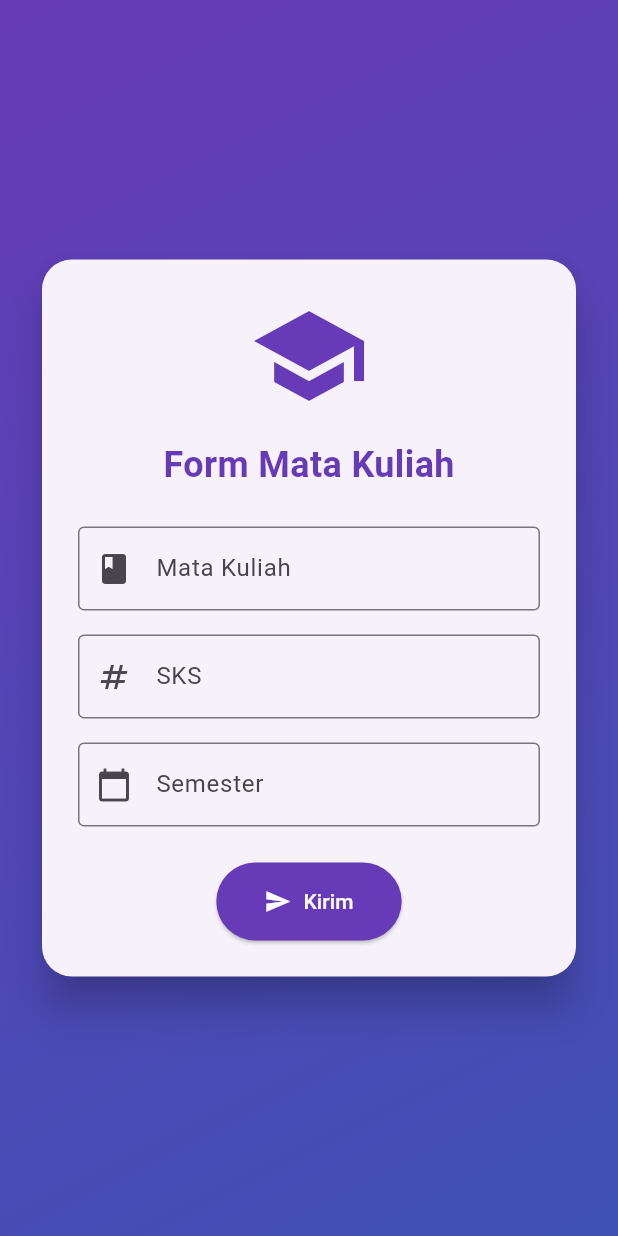
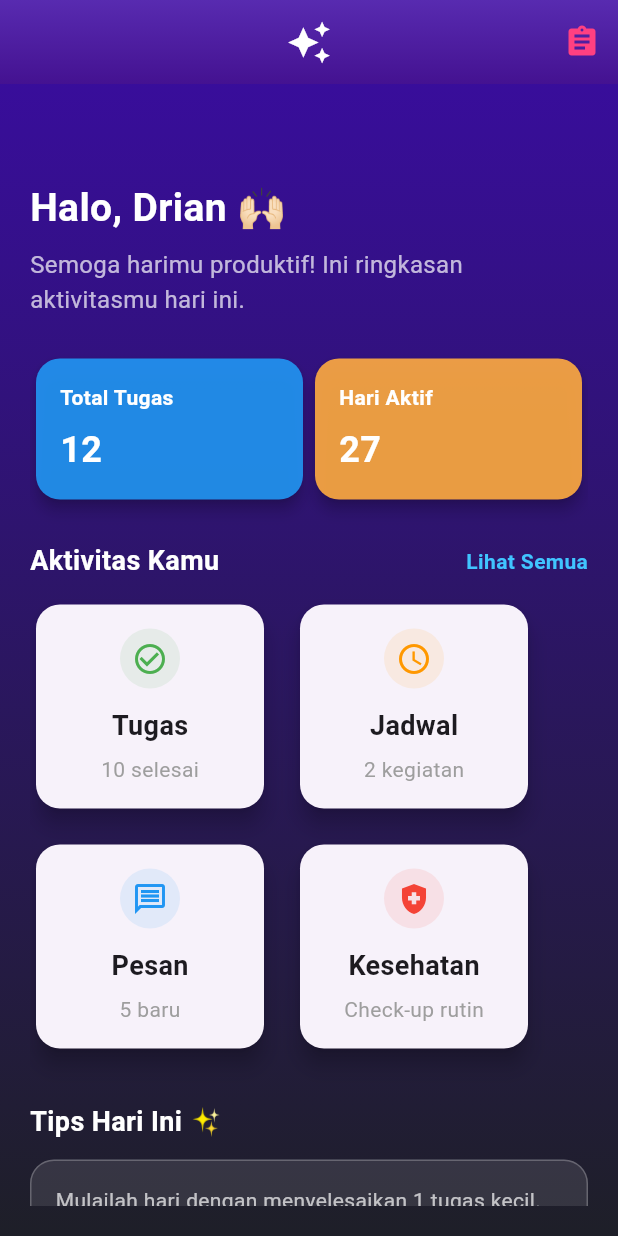
Before and after one commit to driannn4/Mobile-Programming-1-, a Flutter app: the screen it shows after launch, on a phone screen of 412 x 824 dp. Run offline on Flutter 3.47's test engine with Material 3 defaults, Android fonts, the phone set to English and light mode, and no system bars.

Commit message:
🔧 Refactor App Drian UI: polished gradient background & improved AppBar clarity

```diff
--- /dev/null
+++ b/lib/dashboard_screen.dart
@@ -0,0 +1,186 @@
+import 'package:flutter/material.dart';
+import 'dart:ui';
+import 'widget/mini_stat_card.dart';
+import '/widget/animated_dashboard_card.dart';
+
+class DashboardScreen extends StatelessWidget {
+  const DashboardScreen({super.key});
+
+  @override
+  Widget build(BuildContext context) {
+    return Scaffold(
+      extendBodyBehindAppBar: true,
+      appBar: AppBar(
+        backgroundColor: Colors.transparent, // Transparan untuk AppBar
+        elevation: 0,
+        flexibleSpace: ClipRRect(
+          child: BackdropFilter(
+            filter: ImageFilter.blur(sigmaX: 10, sigmaY: 10),
+            child: Container(
+              decoration: BoxDecoration(
+                gradient: LinearGradient(
+                  colors: [
+                    Color(0xAA673AB7), // Ungu lebih gelap (bagian bawah body)
+                    Color(0xAA4A148C), // Ungu muda cerah (bagian atas body)
+                  ],
+                  begin: Alignment.topCenter,
+                  end: Alignment.bottomCenter,
+                ),
+              ),
+            ),
+          ),
+        ),
+        title: Icon(
+          Icons.auto_awesome,
+          size: 30,
+          color: Colors.white, // Warna ikon AppBar putih
+        ),
+        centerTitle: true,
+        actions: [
+          // Ganti ikon kanan jadi ikon project seperti assignment
+          IconButton(
+            icon: const Icon(Icons.assignment, color: Colors.pinkAccent),
+            onPressed: () {},
+          ),
+        ],
+      ),
+      body: Container(
+        decoration: const BoxDecoration(
+          gradient: LinearGradient(
+            begin: Alignment.topCenter,
+            end: Alignment.bottomCenter,
+            colors: [
+              Color(0xFF3A0CA3), // Ungu terang (bagian atas body)
+              Color(0xFF1E1F28), // Biru gelap (bagian bawah body)
+            ],
+          ),
+        ),
+        child: Padding(
+          padding: const EdgeInsets.only(top: 120, left: 20, right: 20, bottom: 20),
+          child: SingleChildScrollView(
+            child: Column(
+              crossAxisAlignment: CrossAxisAlignment.start,
+              children: [
+                const Text(
+                  'Halo, Drian 🙌🏻',
+                  style: TextStyle(
+                    fontSize: 26,
+                    fontWeight: FontWeight.bold,
+                    color: Colors.white,
+                  ),
+                ),
+                const SizedBox(height: 8),
+                const Text(
+                  'Semoga harimu produktif! Ini ringkasan aktivitasmu hari ini.',
+                  style: TextStyle(fontSize: 16, color: Colors.white70),
+                ),
+                const SizedBox(height: 24),
+
+                Row(
+                  mainAxisAlignment: MainAxisAlignment.spaceBetween,
+                  children: const [
+                    MiniStatCard(
+                      title: 'Total Tugas',
+                      value: '12',
+                      color: Colors.blue,
+                      textColor: Colors.white,
+                    ),
+                    MiniStatCard(
+                      title: 'Hari Aktif',
+                      value: '27',
+                      color: Colors.orangeAccent,
+                      textColor: Colors.white,
+                    ),
+                  ],
+                ),
+
+                const SizedBox(height: 24),
+
+                Row(
+                  mainAxisAlignment: MainAxisAlignment.spaceBetween,
+                  children: const [
+                    Text(
+                      'Aktivitas Kamu',
+                      style: TextStyle(fontSize: 18, fontWeight: FontWeight.bold, color: Colors.white),
+                    ),
+                    Text(
+                      'Lihat Semua',
+                      style: TextStyle(fontSize: 14, color: Colors.lightBlueAccent, fontWeight: FontWeight.w600),
+                    ),
+                  ],
+                ),
+
+                const SizedBox(height: 12),
+
+                Wrap(
+                  spacing: 16,
+                  runSpacing: 16,
+                  children: const [
+                    SizedBox(
+                      width: 160,
+                      child: AnimatedDashboardCard(
+                        icon: Icons.check_circle_outline,
+                        title: 'Tugas',
+                        subtitle: '10 selesai',
+                        color: Colors.green,
+                      ),
+                    ),
+                    SizedBox(
+                      width: 160,
+                      child: AnimatedDashboardCard(
+                        icon: Icons.schedule,
+                        title: 'Jadwal',
+                        subtitle: '2 kegiatan',
+                        color: Colors.orange,
+                      ),
+                    ),
+                    SizedBox(
+                      width: 160,
+                      child: AnimatedDashboardCard(
+                        icon: Icons.message_outlined,
+                        title: 'Pesan',
+                        subtitle: '5 baru',
+                        color: Colors.blue,
+                      ),
+                    ),
+                    SizedBox(
+                      width: 160,
+                      child: AnimatedDashboardCard(
+                        icon: Icons.health_and_safety,
+                        title: 'Kesehatan',
+                        subtitle: 'Check-up rutin',
+                        color: Colors.red,
+                      ),
+                    ),
+                  ],
+                ),
+
+                const SizedBox(height: 32),
+
+                const Text(
+                  'Tips Hari Ini ✨',
+                  style: TextStyle(fontSize: 18, fontWeight: FontWeight.bold, color: Colors.white),
+                ),
+                const SizedBox(height: 12),
+
+                Container(
+                  width: double.infinity,
+                  padding: const EdgeInsets.all(16),
+                  decoration: BoxDecoration(
+                    color: Colors.white.withOpacity(0.1),
+                    borderRadius: BorderRadius.circular(16),
+                    border: Border.all(color: Colors.white24),
+                  ),
+                  child: const Text(
+                    'Mulailah hari dengan menyelesaikan 1 tugas kecil. Ini membantu momentum kamu tetap positif!',
+                    style: TextStyle(color: Colors.white70, fontSize: 14),
+                  ),
+                ),
+              ],
+            ),
+          ),
+        ),
+      ),
+    );
+  }
+}
--- a/lib/main.dart
+++ b/lib/main.dart
@@ -1,5 +1,5 @@
 import 'package:flutter/material.dart';
-import 'screen/form_screen.dart';
+import 'dashboard_screen.dart';
 void main() {
   runApp(const MyApp());
 }
@@ -11,7 +11,7 @@ class MyApp extends StatelessWidget {
   Widget build(BuildContext context) {
     return const MaterialApp(
       title: 'Latihan Flutter',
-      home:FormScreen (),
+      home:DashboardScreen (),
     );
   }
 }
--- /dev/null
+++ b/lib/widget/animated_dashboard_card.dart
@@ -0,0 +1,78 @@
+import 'package:flutter/material.dart';
+
+class AnimatedDashboardCard extends StatefulWidget {
+  final IconData icon;
+  final String title;
+  final String subtitle;
+  final Color color;
+
+  const AnimatedDashboardCard({
+    super.key,
+    required this.icon,
+    required this.title,
+    required this.subtitle,
+    required this.color,
+  });
+
+  @override
+  State<AnimatedDashboardCard> createState() => _AnimatedDashboardCardState();
+}
+
+class _AnimatedDashboardCardState extends State<AnimatedDashboardCard>
+    with SingleTickerProviderStateMixin {
+  late AnimationController _controller;
+  late Animation<double> _scaleAnimation;
+
+  @override
+  void initState() {
+    super.initState();
+    _controller = AnimationController(
+      duration: const Duration(milliseconds: 600),
+      vsync: this,
+    )..forward();
+
+    _scaleAnimation = CurvedAnimation(
+      parent: _controller,
+      curve: Curves.easeOutBack,
+    );
+  }
+
+  @override
+  void dispose() {
+    _controller.dispose();
+    super.dispose();
+  }
+
+  @override
+  Widget build(BuildContext context) {
+    return ScaleTransition(
+      scale: _scaleAnimation,
+      child: Card(
+        elevation: 6,
+        shape: RoundedRectangleBorder(borderRadius: BorderRadius.circular(16)),
+        child: Padding(
+          padding: const EdgeInsets.all(16),
+          child: Column(
+            mainAxisAlignment: MainAxisAlignment.center,
+            children: [
+              CircleAvatar(
+                backgroundColor: widget.color.withOpacity(0.1),
+                child: Icon(widget.icon, color: widget.color),
+              ),
+              const SizedBox(height: 12),
+              Text(
+                widget.title,
+                style: const TextStyle(fontSize: 18, fontWeight: FontWeight.bold),
+              ),
+              const SizedBox(height: 6),
+              Text(
+                widget.subtitle,
+                style: const TextStyle(fontSize: 14, color: Colors.grey),
+              ),
+            ],
+          ),
+        ),
+      ),
+    );
+  }
+}
--- /dev/null
+++ b/lib/widget/github_profile_widget.dart
@@ -0,0 +1,57 @@
+import 'package:flutter/material.dart';
+
+class GitHubProfileWidget extends StatelessWidget {
+  final String username;
+  final String profileUrl;
+
+  const GitHubProfileWidget({
+    super.key,
+    required this.username,
+    required this.profileUrl,
+  });
+
+  @override
+  Widget build(BuildContext context) {
+    return Container(
+      padding: const EdgeInsets.all(12),
+      decoration: BoxDecoration(
+        color: Colors.blue.shade50,
+        borderRadius: BorderRadius.circular(12),
+        boxShadow: [
+          BoxShadow(
+            color: Colors.blue.withOpacity(0.2),
+            blurRadius: 6,
+            offset: const Offset(0, 2),
+          ),
+        ],
+      ),
+      child: Row(
+        children: [
+          CircleAvatar(
+            backgroundImage: NetworkImage(
+              'https://avatars.githubusercontent.com/u/109932312?v=4',
+            ),
+            radius: 24,
+          ),
+          const SizedBox(width: 12),
+          Expanded(
+            child: Text(
+              'GitHub: $username',
+              style: const TextStyle(
+                fontSize: 16,
+                fontWeight: FontWeight.w600,
+                color: Colors.blue,
+              ),
+              overflow: TextOverflow.ellipsis,
+            ),
+          ),
+          const Icon(
+            Icons.arrow_forward_ios,
+            size: 16,
+            color: Colors.blue,
+          ),
+        ],
+      ),
+    );
+  }
+}
--- /dev/null
+++ b/lib/widget/mini_stat_card.dart
@@ -0,0 +1,48 @@
+import 'package:flutter/material.dart';
+
+class MiniStatCard extends StatelessWidget {
+  final String title;
+  final String value;
+  final Color color;
+  final Color textColor;
+
+  const MiniStatCard({
+    super.key,
+    required this.title,
+    required this.value,
+    required this.color,
+    required this.textColor,
+  });
+
+  @override
+  Widget build(BuildContext context) {
+    return Expanded(
+      child: Card(
+        color: color.withOpacity(0.9),
+        elevation: 4,
+        shape: RoundedRectangleBorder(borderRadius: BorderRadius.circular(16)),
+        child: Padding(
+          padding: const EdgeInsets.all(16),
+          child: Column(
+            crossAxisAlignment: CrossAxisAlignment.start,
+            children: [
+              Text(title,
+                  style: TextStyle(
+                    fontSize: 14,
+                    color: textColor,
+                    fontWeight: FontWeight.bold,
+                  )),
+              const SizedBox(height: 8),
+              Text(value,
+                  style: TextStyle(
+                    fontSize: 24,
+                    fontWeight: FontWeight.bold,
+                    color: textColor,
+                  )),
+            ],
+          ),
+        ),
+      ),
+    );
+  }
+}
```
